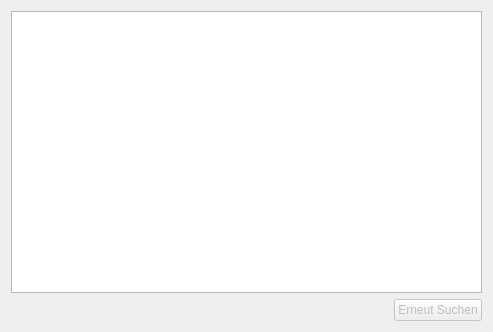
Qt form core/ui/ResultsPageWidget.ui (aschuman/CoBaB) before a commit.
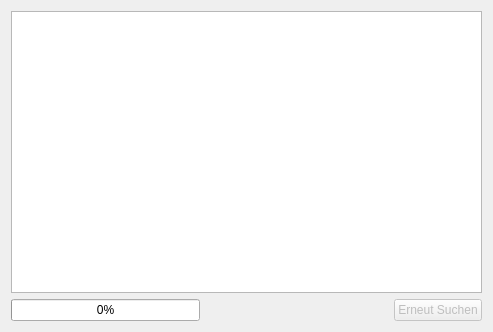
The same form after that commit.

Commit message: Added progress bar to results page widget.

```diff
--- a/core/ui/ResultsPageWidget.ui
+++ b/core/ui/ResultsPageWidget.ui
@@ -44,6 +44,28 @@
    </item>
    <item>
     <layout class="QHBoxLayout" name="horizontalLayout">
+     <item>
+      <widget class="QProgressBar" name="progressBar">
+       <property name="maximum">
+        <number>100</number>
+       </property>
+       <property name="value">
+        <number>0</number>
+       </property>
+       <property name="textVisible">
+        <bool>true</bool>
+       </property>
+       <property name="orientation">
+        <enum>Qt::Horizontal</enum>
+       </property>
+       <property name="invertedAppearance">
+        <bool>false</bool>
+       </property>
+       <property name="textDirection">
+        <enum>QProgressBar::TopToBottom</enum>
+       </property>
+      </widget>
+     </item>
      <item>
       <spacer name="horizontalSpacer">
        <property name="orientation">
```
The commit also changes 2 other files.
